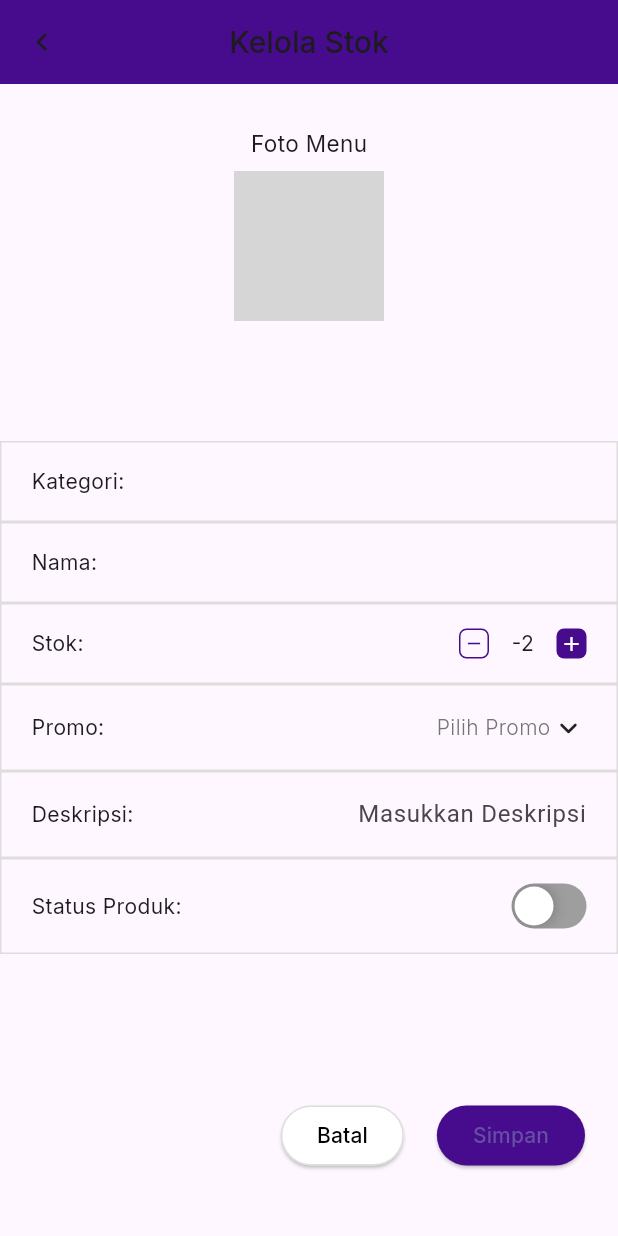
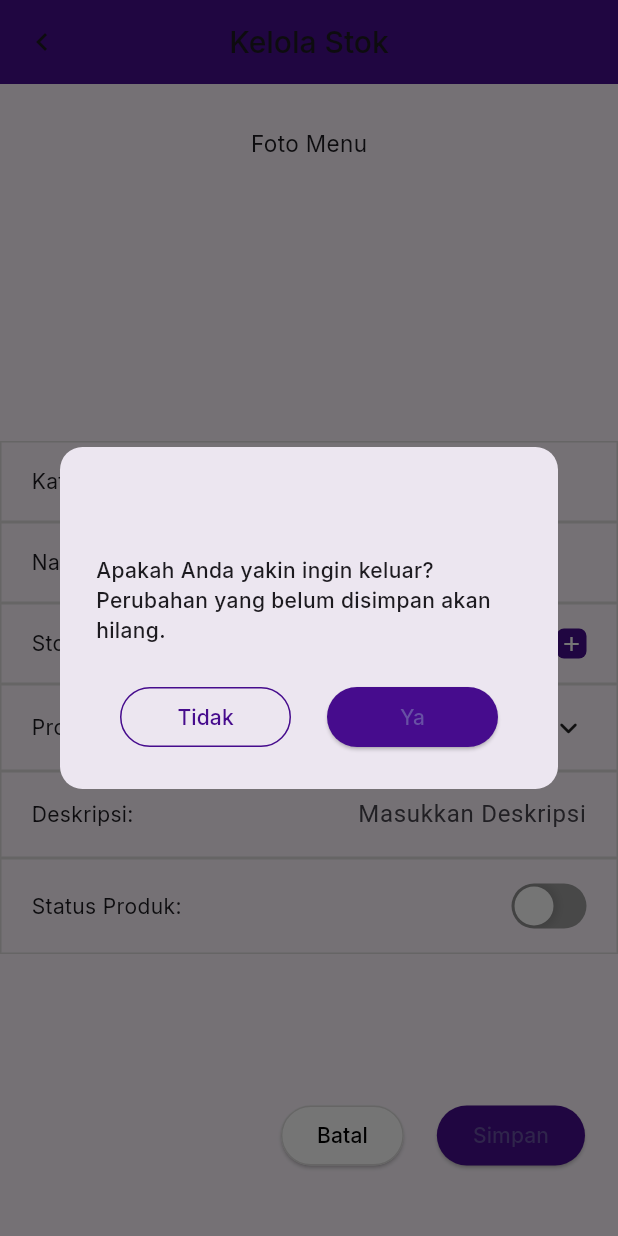
Before and after one commit to rudiusman18/duitaja, a Flutter app: the StockDetailPage screen opened by its route, after a tap on the "remove" icon, after a tap on "Batal", on a phone screen of 412 x 824 dp. Run offline on Flutter 3.47's test engine with Material 3 defaults, Android fonts, the light colour scheme and no system bars; drawn by our look-alikes of cached_network_image, flutter_advanced_switch; our stand-ins replace bloc, calendar_date_picker2, camera, carousel_slider, dots_indicator, expandable and 6 more; accounts and stored records are empty; network calls fail; grey boxes are pictures that could not be loaded.

Commit message:
update untuk get detail stock management (BE masih error tidak bisa lanjut)

```diff
--- a/lib/cubit/stock_management_cubit.dart
+++ b/lib/cubit/stock_management_cubit.dart
@@ -1,6 +1,8 @@
 import 'package:bloc/bloc.dart';
+import 'package:duitaja/model/detail_stock_management_model.dart';
 import 'package:duitaja/model/stock_management_model.dart';
 import 'package:duitaja/service/stock_management_service.dart';
+import 'package:flutter/rendering.dart';
 import 'package:meta/meta.dart';
 
 part 'stock_management_state.dart';
@@ -37,3 +39,25 @@ class StockManagementCubit extends Cubit<StockManagementState> {
     }
   }
 }
+
+class DetailStockManagementCubit extends Cubit<DetailStockManagementState> {
+  DetailStockManagementCubit() : super(DetailStockManagementInitial());
+  Future<void> detailStockManagementData(
+      {required String token, required String productId}) async {
+    emit(DetailStockManagementLoading());
+    try {
+      var data = await StockManagementService()
+          .getDetailStockManagement(token: token, productId: productId);
+      emit(DetailStockManagementSuccess(data));
+
+      print("data berhasil didapatkan $data");
+    } catch (e) {
+      print("data gagal diambil cok $e");
+      if (e.toString().contains("E_UNAUTHORIZE_ACCESS")) {
+        emit(DetailStockManagementTokenExpired());
+      } else {
+        emit(DetailStockManagementFailure(e.toString()));
+      }
+    }
+  }
+}
--- a/lib/cubit/stock_management_state.dart
+++ b/lib/cubit/stock_management_state.dart
@@ -28,3 +28,23 @@ final class StockManagementFailure extends StockManagementState {
 final class StockManagementTokenExpired extends StockManagementState {
   StockManagementTokenExpired() : super(StockManagementModel());
 }
+
+@immutable
+final class DetailStockManagementState {}
+
+final class DetailStockManagementInitial extends DetailStockManagementState {}
+
+final class DetailStockManagementLoading extends DetailStockManagementState {}
+
+final class DetailStockManagementSuccess extends DetailStockManagementState {
+  final DetailStockManagementModel detailStockManagementModel;
+  DetailStockManagementSuccess(this.detailStockManagementModel);
+}
+
+final class DetailStockManagementFailure extends DetailStockManagementState {
+  final String error;
+  DetailStockManagementFailure(this.error);
+}
+
+final class DetailStockManagementTokenExpired
+    extends DetailStockManagementState {}
--- a/lib/main.dart
+++ b/lib/main.dart
@@ -84,6 +84,9 @@ class MainApp extends StatelessWidget {
         BlocProvider(
           create: (context) => StockManagementCubit(),
         ),
+        BlocProvider(
+          create: (context) => DetailStockManagementCubit(),
+        ),
       ],
       child: MaterialApp(
         debugShowCheckedModeBanner: false,
--- a/lib/service/sale_service.dart
+++ b/lib/service/sale_service.dart
@@ -19,8 +19,6 @@ class SaleService {
   }) async {
     var url = Uri.parse(
         "$baseURL/invoice/sales/history?page=$page&limit=$limit&status=$status&start_date=$startDate&end_date=$endDate&search=$search&in_status=$inStatus");
-
-    print("isi url nya adalah dengan $token $url");
 
     var header = {
       'Authorization': 'Bearer $token',
--- a/lib/service/stock_management_service.dart
+++ b/lib/service/stock_management_service.dart
@@ -1,5 +1,6 @@
 import 'dart:convert';
 
+import 'package:duitaja/model/detail_stock_management_model.dart';
 import 'package:duitaja/model/stock_management_model.dart';
 import 'package:duitaja/shared/utils.dart';
 import 'package:http/http.dart' as http;
@@ -34,8 +35,9 @@ class StockManagementService {
     }
   }
 
-  Future<void> getDetailStockManagement({required String token, required String productId})async{
-    var url = Uri.parse("$baseURL/sellable/$productId");
+  Future<DetailStockManagementModel> getDetailStockManagement(
+      {required String token, required String productId}) async {
+    var url = Uri.parse("$baseURL/sellable/$productId/stock");
 
     var header = {
       'Authorization': 'Bearer $token',
@@ -43,9 +45,15 @@ class StockManagementService {
     };
     var response = await http.get(url, headers: header);
 
-    if(response.statusCode >= 200 && response.statusCode <= 299){
+    if (response.statusCode >= 200 && response.statusCode <= 299) {
       var data = jsonDecode(response.body);
-
+      final DetailStockManagementModel detailStockManagementModel =
+          DetailStockManagementModel.fromJson(data);
+      return detailStockManagementModel;
+    } else {
+      var data = jsonDecode(response.body);
+      throw Exception(
+          "${data["message"] == null || data["message"] == "" ? "Gagal mendapatkan data" : data["message"]}");
     }
   }
 }
--- a/lib/ui/stock_detail_page.dart
+++ b/lib/ui/stock_detail_page.dart
@@ -1,6 +1,10 @@
 import 'package:cached_network_image/cached_network_image.dart';
+import 'package:duitaja/cubit/auth_cubit.dart';
 import 'package:duitaja/cubit/product_cubit.dart';
+import 'package:duitaja/cubit/stock_management_cubit.dart';
+import 'package:duitaja/model/detail_stock_management_model.dart';
 import 'package:duitaja/model/product_model.dart';
+import 'package:duitaja/shared/loading.dart';
 import 'package:duitaja/shared/modal_alert.dart';
 import 'package:duitaja/shared/theme.dart';
 import 'package:flutter/material.dart';
@@ -15,6 +19,8 @@ class StockDetailPage extends StatefulWidget {
 }
 
 class _StockDetailPageState extends State<StockDetailPage> {
+  DetailStockManagementModel? detailStockManagementModel;
+
   TextEditingController descriptionTextField = TextEditingController(text: "");
 
   // ignore: unused_field, non_constant_identifier_names
@@ -29,6 +35,10 @@ class _StockDetailPageState extends State<StockDetailPage> {
         _Checked = _controller.value;
       });
     });
+
+    context.read<DetailStockManagementCubit>().detailStockManagementData(
+        token: context.read<AuthCubit>().token ?? "",
+        productId: context.read<ProductCubit>().state.productId ?? "");
   }
 
   @override
@@ -68,6 +78,26 @@ class _StockDetailPageState extends State<StockDetailPage> {
       );
     }
 
+    return BlocConsumer<DetailStockManagementCubit, DetailStockManagementState>(
+      listener: (context, state) {
+        if (state is DetailStockManagementTokenExpired) {
+          context.read<AuthCubit>().logout();
+          Navigator.pushNamedAndRemoveUntil(context, '/', (route) => false);
+        }
+        if (state is DetailStockManagementLoading) {
+          showDialog(
+              barrierDismissible: false,
+              context: context,
+              builder: (context) {
+                return const Loading();
+              });
+        }
+
+        if (state is DetailStockManagementSuccess) {
+          detailStockManagementModel = state.detailStockManagementModel;
+        }
+      },
+      builder: (context, state) {
         return BlocBuilder<ProductCubit, ProductModel>(
           builder: (context, state) {
             return WillPopScope(
@@ -171,7 +201,9 @@ class _StockDetailPageState extends State<StockDetailPage> {
                               children: [
                                 GestureDetector(
                                   onTap: () {
-                                context.read<ProductCubit>().removeStock(state);
+                                    context
+                                        .read<ProductCubit>()
+                                        .removeStock(state);
                                     setState(() {});
                                   },
                                   child: Container(
@@ -203,7 +235,9 @@ class _StockDetailPageState extends State<StockDetailPage> {
                                 ),
                                 GestureDetector(
                                   onTap: () {
-                                context.read<ProductCubit>().addStock(state);
+                                    context
+                                        .read<ProductCubit>()
+                                        .addStock(state);
                                     setState(() {});
                                   },
                                   child: Container(
@@ -270,7 +304,18 @@ class _StockDetailPageState extends State<StockDetailPage> {
                       mainAxisAlignment: MainAxisAlignment.end,
                       children: [
                         ElevatedButton(
-                      onPressed: () {},
+                          onPressed: () {
+                            showDialog(
+                              context: context,
+                              builder: (context) => ModalAlert(
+                                  title: "",
+                                  message:
+                                      "Apakah Anda yakin ingin keluar? Perubahan yang belum disimpan akan hilang.",
+                                  completion: () {
+                                    Navigator.pop(context);
+                                  }),
+                            );
+                          },
                           style: ElevatedButton.styleFrom(
                             backgroundColor: Colors.white,
                             side: BorderSide(
@@ -324,5 +369,7 @@ class _StockDetailPageState extends State<StockDetailPage> {
             );
           },
         );
+      },
+    );
   }
 }
--- a/lib/ui/stock_page.dart
+++ b/lib/ui/stock_page.dart
@@ -555,6 +555,7 @@ class _StockPageState extends State<StockPage> {
                 ),
               ),
               Column(
+                crossAxisAlignment: CrossAxisAlignment.end,
                 children: [
                   Container(
                     padding: const EdgeInsets.symmetric(
```
Lines whose indentation alone changed are shown as unchanged.
